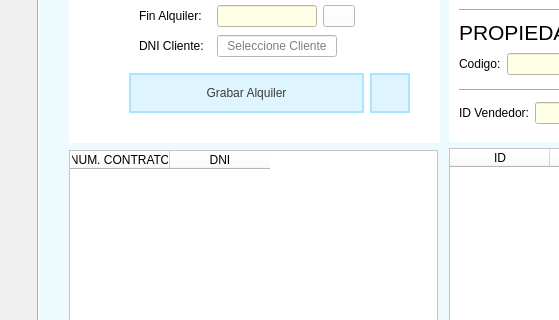
Before: the Qt Designer form templates/venPrincipal.ui in EvanSilva/ProyectoDI-2, drawn with Qt 5; both pictures show x 0 to 559 and y 193 to 513 of the 1311 by 846 pixel window.
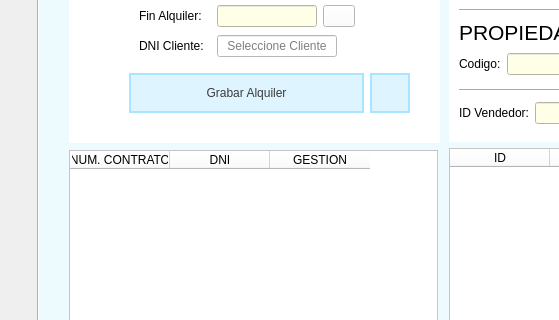
After: the same form once the commit is applied. Icons and pictures are not drawn.

Diff of the .ui file:
```diff
--- a/templates/venPrincipal.ui
+++ b/templates/venPrincipal.ui
@@ -4127,6 +4127,11 @@
              <string>DNI</string>
             </property>
            </column>
+           <column>
+            <property name="text">
+             <string>GESTION</string>
+            </property>
+           </column>
           </widget>
          </item>
         </layout>
```
Left out of the diff: 12 changed lines with no effect on the pictures.
